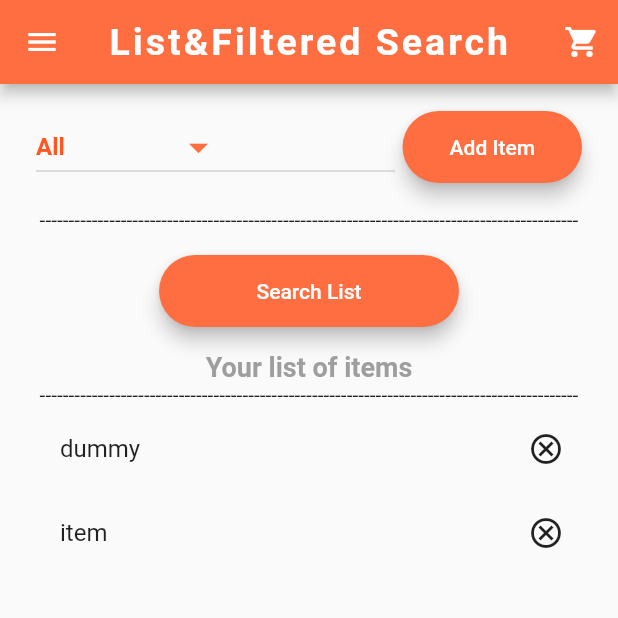
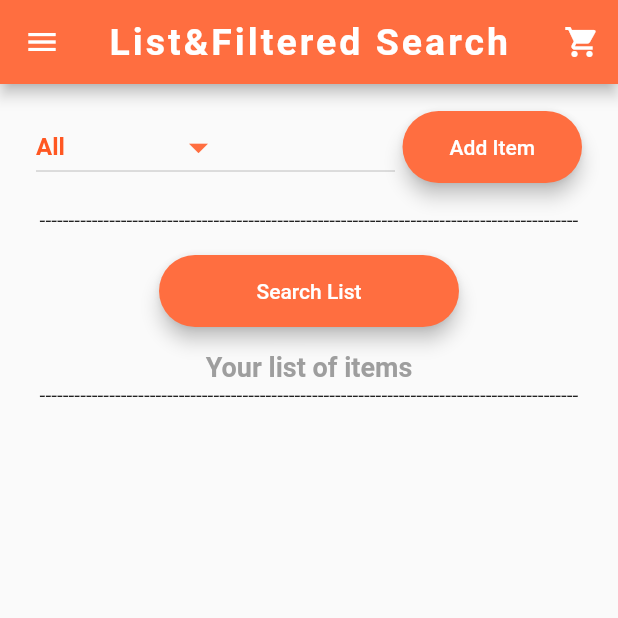
Before and after one commit to Afaqkhan199/Smart_Shopping, a Flutter app: the CustomerHome screen opened by its route, on a phone screen of 412 x 824 dp, the top half of it. Run offline on Flutter 3.47's test engine with Material 2 defaults, Android fonts, the phone set to English and light mode, and no system bars; our stand-ins replace cloud_firestore, firebase_auth, firebase_core, firebase_database, firebase_storage, image_picker; accounts and stored records are empty.

Commit message:
items list updated

```diff
--- a/lib/Pages/Customer/customer_home.dart
+++ b/lib/Pages/Customer/customer_home.dart
@@ -33,7 +33,7 @@ Widget getPrducts() {
   );
 }
 
-List<String> items = ['dummy','item'];
+List<String> items = [];
 
 class CustomerHome extends StatefulWidget {
 
--- a/lib/main.dart
+++ b/lib/main.dart
@@ -21,6 +21,7 @@ import 'package:fyp_smart_shopping/Pages/Vendor/Products/vendor_add_led.dart';
 import 'package:fyp_smart_shopping/Pages/Vendor/Products/vendor_add_charger.dart';
 import 'package:fyp_smart_shopping/Pages/Vendor/Products/vendor_add_card.dart';
 import 'package:fyp_smart_shopping/Services/flutter_chat.dart';
+import 'package:fyp_smart_shopping/Pages/Customer/order_view.dart';
 
 import 'package:fyp_smart_shopping/Services/auth.dart';
 
@@ -56,6 +57,7 @@ class SmartShopping extends StatelessWidget {
         CustomerSearchLed.id: (context) => CustomerSearchLed(),
         CustomerSearchCharger.id: (context) => CustomerSearchCharger(),
         CustomerSearchCard.id: (context) => CustomerSearchCard(),
+        OrderView.id: (context) => OrderView(),
       },
     );
   }
```
